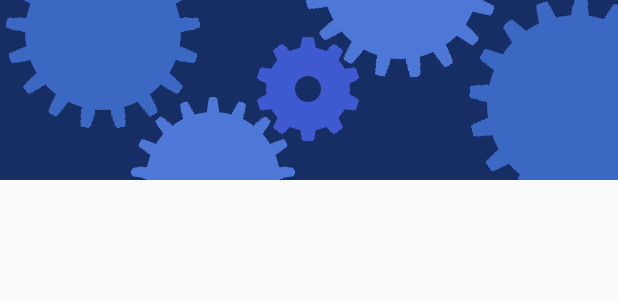
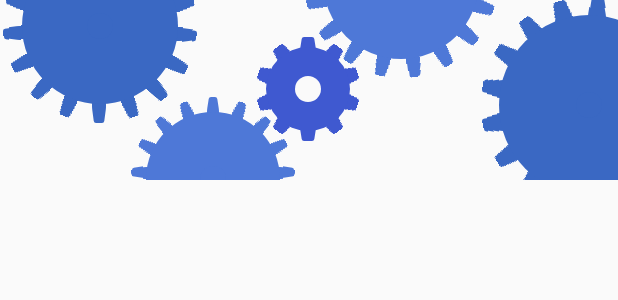
Before and after one commit to lj-3d/PullToRefreshDevlightLayout, an Android app: the layout prezi_gears_layout.xml on its own in the app's theme, with its tools: preview values and no code run, on a phone screen of 412 x 824 dp. Shown: the top 300 px of the screen. Run offline under Robolectric (Android 15) with nearby library versions, the phone set to English and light mode, and no system bars.

Commit message:
Fix prezi layout

```diff
--- a/app/src/main/res/layout/activity_grid_view.xml
+++ b/app/src/main/res/layout/activity_grid_view.xml
@@ -15,8 +15,7 @@
             android:id="@+id/gv_pull_to_refresh"
             android:layout_width="match_parent"
             android:layout_height="match_parent"
-            android:numColumns="3"
-            >
+            android:numColumns="3">
 
         </GridView>
     </lj_3d.pulltorefresh.PullToRefreshLayout>
--- a/app/src/main/res/layout/activity_simple_layout.xml
+++ b/app/src/main/res/layout/activity_simple_layout.xml
@@ -4,10 +4,10 @@
              android:layout_height="match_parent">
 
     <lj_3d.pulltorefresh.PullToRefreshLayout
-        style="@style/Devlight_pull_to_refresh_layout">
+        style="@style/Devlight_pull_to_refresh_prezi_layout">
 
-        <lj_3d.gearloadinglayout.gearViews.ThreeGearsLayout
-            style="@style/Devlight_gears_layout"/>
+        <lj_3d.pulltorefreshsample.view.GearPreziLayout
+            style="@style/Devlight_gears_prezi_layout"/>
 
         <FrameLayout
             android:layout_width="match_parent"
--- a/app/src/main/res/layout/prezi_gears_layout.xml
+++ b/app/src/main/res/layout/prezi_gears_layout.xml
@@ -1,10 +1,8 @@
 <?xml version="1.0" encoding="utf-8"?>
 <RelativeLayout xmlns:android="http://schemas.android.com/apk/res/android"
-                xmlns:app="http://schemas.android.com/apk/res-auto"
-                android:layout_width="match_parent"
-                android:layout_height="120dp"
-                android:background="@color/prezi_gears_background"
-                android:orientation="vertical">
+       xmlns:app="http://schemas.android.com/apk/res-auto"
+       android:layout_width="match_parent"
+       android:layout_height="120dp">
 
     <lj_3d.gearloadinglayout.gearViews.GearView
         android:id="@+id/gear_view"
@@ -15,80 +13,81 @@
         app:innerDiameter="@dimen/three_gear_first_inner_diameter"
         app:mainColor="@color/prezi_main_gear_color"
         app:mainDiameter="70dp"
+        app:secondDiameter="57dp"
         app:teethCount="10"
-        app:secondDiameter="57dp"
         app:teethWidth="13dp"/>
 
     <lj_3d.gearloadinglayout.gearViews.GearView
+        android:id="@+id/gear_view_2"
         android:layout_width="wrap_content"
         android:layout_height="wrap_content"
+        android:layout_alignEnd="@+id/gear_view"
+        android:layout_alignRight="@+id/gear_view"
+        android:layout_alignTop="@+id/gear_view"
+        android:layout_marginEnd="43dp"
+        android:layout_marginRight="43dp"
+        android:layout_marginTop="40dp"
+        app:innerColor="#4E78D7"
         app:innerDiameter="@dimen/three_gear_first_inner_diameter"
         app:mainColor="#4E78D7"
-        app:innerColor="#4E78D7"
         app:mainDiameter="110dp"
+        app:secondDiameter="90dp"
         app:teethCount="17"
-        app:secondDiameter="90dp"
-        app:teethWidth="9dp"
-        android:id="@+id/gearView2"
-        android:layout_marginRight="43dp"
-        android:layout_marginEnd="43dp"
-        android:layout_marginTop="40dp"
-        android:layout_alignTop="@+id/gear_view"
-        android:layout_alignRight="@+id/gear_view"
-        android:layout_alignEnd="@+id/gear_view"/>
+        app:teethWidth="9dp"/>
 
     <lj_3d.gearloadinglayout.gearViews.GearView
+        android:id="@+id/gear_view_3"
         android:layout_width="wrap_content"
         android:layout_height="wrap_content"
+        android:layout_alignBottom="@+id/gear_view"
+        android:layout_alignParentLeft="true"
+        android:layout_alignParentStart="true"
+        android:layout_marginBottom="12dp"
+        android:layout_marginLeft="2dp"
+        android:layout_marginStart="2dp"
+        app:innerColor="#3A68C3"
         app:innerDiameter="@dimen/three_gear_first_inner_diameter"
         app:mainColor="#3A68C3"
-        app:innerColor="#3A68C3"
         app:mainDiameter="130dp"
+        app:rotateAngle="-10"
+        app:secondDiameter="105dp"
         app:teethCount="17"
-        app:secondDiameter="105dp"
-        app:teethWidth="10dp"
-        android:id="@+id/gearView3"
-        android:layout_marginStart="4dp"
-        android:layout_marginLeft="4dp"
-        android:layout_marginBottom="8dp"
-        android:layout_alignBottom="@+id/gear_view"
-        android:layout_alignParentLeft="true"
-        android:layout_alignParentStart="true"/>
+        app:teethWidth="10dp"/>
 
     <lj_3d.gearloadinglayout.gearViews.GearView
+        android:id="@+id/gear_view_4"
         android:layout_width="wrap_content"
         android:layout_height="wrap_content"
+        android:layout_above="@+id/gear_view"
+        android:layout_marginBottom="-28dp"
+        android:layout_marginLeft="-38dp"
+        android:layout_marginStart="-38dp"
+        android:layout_toEndOf="@+id/gear_view"
+        android:layout_toRightOf="@+id/gear_view"
+        app:innerColor="#4E78D7"
         app:innerDiameter="@dimen/three_gear_first_inner_diameter"
         app:mainColor="#4E78D7"
-        app:innerColor="#4E78D7"
         app:mainDiameter="130dp"
+        app:rotateAngle="2"
+        app:secondDiameter="105dp"
         app:teethCount="17"
-        app:secondDiameter="105dp"
-        app:teethWidth="10dp"
-        app:rotateAngle="2"
-        android:id="@+id/gearView4"
-        android:layout_marginStart="-38dp"
-        android:layout_marginLeft="-38dp"
-        android:layout_marginBottom="-28dp"
-        android:layout_above="@+id/gear_view"
-        android:layout_toRightOf="@+id/gear_view"
-        android:layout_toEndOf="@+id/gear_view"/>
+        app:teethWidth="10dp"/>
 
     <lj_3d.gearloadinglayout.gearViews.GearView
+        android:id="@+id/gear_view_5"
         android:layout_width="wrap_content"
         android:layout_height="wrap_content"
+        android:layout_alignParentRight="true"
+        android:layout_marginEnd="-53dp"
+        android:layout_marginRight="-53dp"
+        android:layout_marginTop="-2dp"
+        app:innerColor="#3A68C3"
         app:innerDiameter="@dimen/three_gear_first_inner_diameter"
         app:mainColor="#3A68C3"
-        app:innerColor="#3A68C3"
         app:mainDiameter="145dp"
+        app:rotateAngle="5"
+        app:secondDiameter="120dp"
         app:teethCount="17"
-        app:secondDiameter="120dp"
-        app:teethWidth="12dp"
-        app:rotateAngle="2"
-        android:layout_marginTop="-2dp"
-        android:layout_marginEnd="-45dp"
-        android:layout_marginRight="-45dp"
-        android:id="@+id/gearView5"
-        android:layout_alignParentRight="true"/>
+        app:teethWidth="12dp"/>
 
 </RelativeLayout>
--- a/app/src/main/res/values/dimens.xml
+++ b/app/src/main/res/values/dimens.xml
@@ -1,4 +1,5 @@
 <?xml version="1.0" encoding="utf-8"?>
 <resources>
     <dimen name="pull_2_refresh_height">120dp</dimen>
+    <dimen name="pull_2_refresh_prezi_height">100dp</dimen>
 </resources>
--- a/pulltorefresh/src/main/java/lj_3d/pulltorefresh/callbacks/RefreshCallback.java
+++ b/pulltorefresh/src/main/java/lj_3d/pulltorefresh/callbacks/OnRefreshCallback.java
@@ -3,7 +3,7 @@ package lj_3d.pulltorefresh.callbacks;
 /**
  * Created by LJ on 04.02.2017.
  */
-public interface RefreshCallback {
+public interface OnRefreshCallback {
 
     void onRefresh();
 
@@ -13,8 +13,6 @@ public interface RefreshCallback {
 
     void onTensionUp(float offset);
 
-    void onBackDrag(float offset);
-
     void onStartClose();
 
     void onFinishClose();
```
Also changed, not shown: app/src/main/java/lj_3d/pulltorefreshsample/activity/SimpleActivity.java (+48 -0 lines), app/src/main/java/lj_3d/pulltorefreshsample/utils/PullToRefreshConfigurator.java (+4 -12 lines), app/src/main/java/lj_3d/pulltorefreshsample/view/GearPreziLayout.java (added, +60 -0 lines), app/src/main/res/values/styles.xml (+20 -1 lines), gearloadinglayout/src/main/java/lj_3d/gearloadinglayout/gearViews/GearView.java (+24 -6 lines), pulltorefresh/src/main/java/lj_3d/pulltorefresh/PullToRefreshLayout.java (+18 -21 lines).
